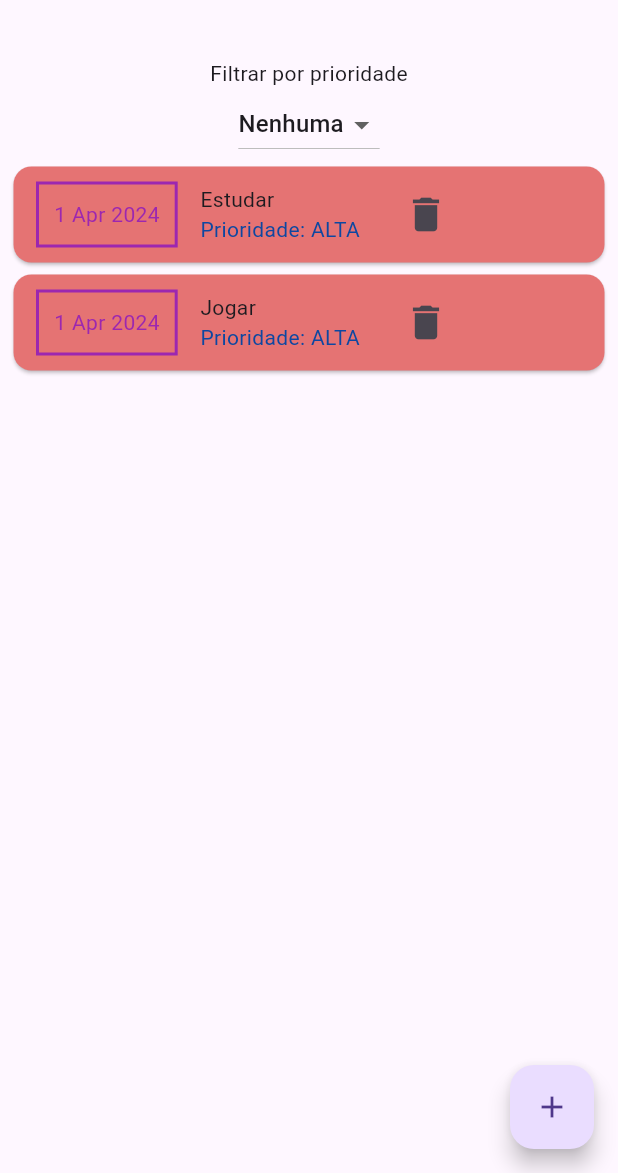
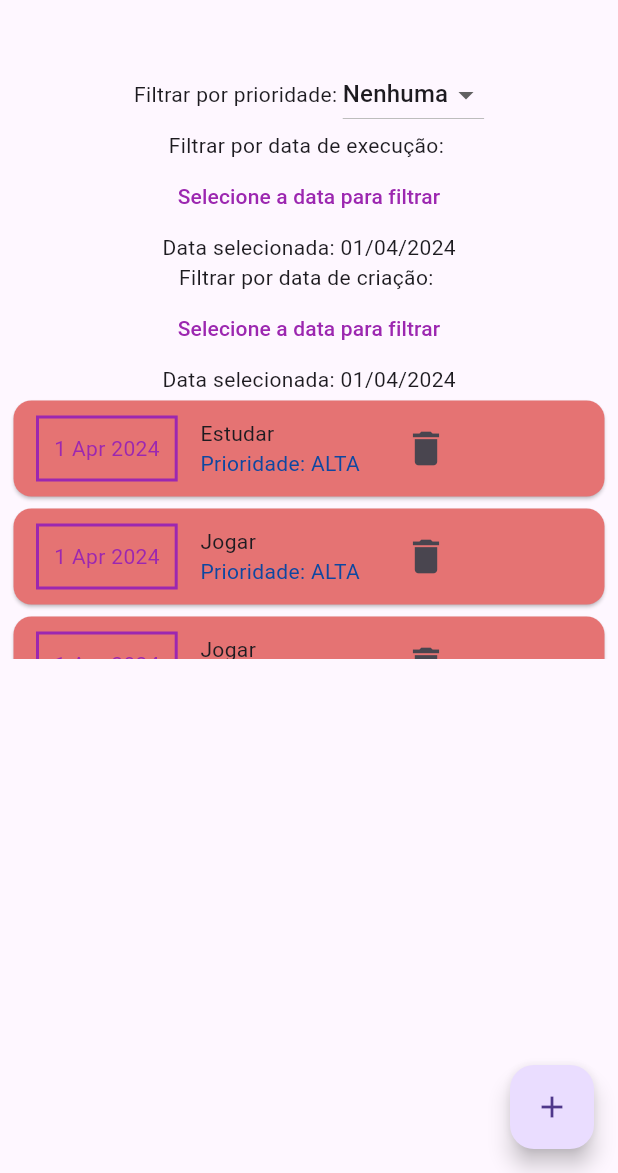
Before and after one commit to Albert1616/DEV-MOBILE, a Flutter app: the screen it shows after launch, on a phone screen of 412 x 824 dp, the part 63-1236 px from its top. Run offline on Flutter 3.47's test engine with Material 3 defaults, Android fonts, the light colour scheme and no system bars.

Commit message:
feat: filtragem por data de execução e criação; aplicativo finalizado

```diff
--- a/f02_todo_list/lib/components/lista_tarefa.dart
+++ b/f02_todo_list/lib/components/lista_tarefa.dart
@@ -22,6 +22,13 @@ class ListaTarefa extends StatefulWidget {
 
 class _ListaTarefaState extends State<ListaTarefa> {
   String _prioridadeSelecionada = "Nenhuma";
+  String _filtro = "Nenhuma";
+  DateTime _dataSelecionada = DateTime.now();
+  DateTime _dataCricaoSelecionada = DateTime.now();
+
+  void initialState() {
+    super.initState();
+  }
 
   _corPrioridade(Prioridade priorirade) {
     switch (priorirade) {
@@ -58,18 +65,22 @@ class _ListaTarefaState extends State<ListaTarefa> {
                       _deleteTarefa(id);
                       Navigator.pop(context);
                     },
-                          child: Text("Confirmar")),
+                    child: Text("Confirmar"),
+                  ),
                   SizedBox(width: 15),
                   ElevatedButton(
                     onPressed: () {
                       Navigator.pop(context);
                     },
-                          child: Text("Cancelar")),
+                    child: Text("Cancelar"),
+                  ),
                 ],
-                  )
-                ]),
+              ),
+            ],
+          ),
         );
-        });
+      },
+    );
   }
 
   _deleteTarefa(String id) {
@@ -93,18 +104,70 @@ class _ListaTarefaState extends State<ListaTarefa> {
     widget.onUpdate(widget.listaTarefas);
   }
 
-  _filtrarPrioridade(String prioridade) {
+  _filtrarPrioridade(String tipo, String prioridade) {
+    List<Tarefa> tarefas_filtradas = [];
+    switch (tipo) {
+      case "Prioridade":
+        tarefas_filtradas = [];
         if (prioridade == "Nenhuma") {
           return widget.listaTarefas;
         } else {
-      List<Tarefa> tarefas_filtradas = [];
           for (Tarefa tarefa in widget.listaTarefas) {
             if (tarefa.prioridade.toString().split(".").last == prioridade) {
               tarefas_filtradas.add(tarefa);
             }
           }
+        }
+        break;
+      case "data":
+        tarefas_filtradas = [];
+        for (Tarefa tarefa in widget.listaTarefas) {
+          if (tarefa.data.year == _dataSelecionada.year &&
+              tarefa.data.month == _dataSelecionada.month &&
+              tarefa.data.day == _dataSelecionada.day) {
+            tarefas_filtradas.add(tarefa);
+          }
+        }
+        break;
+      case "dataCriacao":
+        tarefas_filtradas = [];
+        for (Tarefa tarefa in widget.listaTarefas) {
+          if (tarefa.data.year == _dataCricaoSelecionada.year &&
+              tarefa.data.month == _dataCricaoSelecionada.month &&
+              tarefa.data.day == _dataCricaoSelecionada.day) {
+            tarefas_filtradas.add(tarefa);
+          }
+        }
+        break;
+      case "Nenhuma":
+        tarefas_filtradas = widget.listaTarefas;
+    }
     return tarefas_filtradas.isNotEmpty ? tarefas_filtradas : [];
   }
+
+  _showDatePicker(String dataTipo) {
+    showDatePicker(
+            context: context,
+            initialDate: DateTime.now(),
+            firstDate: DateTime(2024),
+            lastDate: DateTime(2025))
+        .then((pickedDate) {
+      if (pickedDate == null) {
+        return;
+      }
+      if (dataTipo == "dataExecucao") {
+        setState(() {
+          _dataSelecionada = pickedDate;
+          _filtro = "data";
+        });
+        _filtrarPrioridade("data", _dataSelecionada.toString());
+      } else if (dataTipo == "dataCriacao") {
+        setState(() {
+          _dataCricaoSelecionada = pickedDate;
+          _filtro = "dataCriacao";
+        });
+      }
+    });
   }
 
   _detalhesTarefa(Tarefa tarefa) {
@@ -114,50 +177,84 @@ class _ListaTarefaState extends State<ListaTarefa> {
         builder: (_) => TarefaDetalhes(
           tarefa: tarefa,
           onDelete: _deleteTarefa,
-                onUpdate: _updateTarefa)));
+          onUpdate: _updateTarefa,
+        ),
+      ),
+    );
   }
 
   @override
   Widget build(BuildContext context) {
     return Container(
-      height: 300,
+      height: 400,
       child: Column(
         children: [
-          Text("Filtrar por prioridade"),
+          Row(
+            mainAxisAlignment: MainAxisAlignment.center,
+            children: [
+              Text("Filtrar por prioridade: "),
               DropdownButton<String>(
                 value: _prioridadeSelecionada,
                 items: [
                   DropdownMenuItem(
                     child: Text("Nenhuma"),
                     value: "Nenhuma",
-                  onTap: () => {_filtrarPrioridade("Nenhuma")}),
+                    onTap: () => {_filtrarPrioridade("Prioridade", "Nenhuma")},
+                  ),
                   DropdownMenuItem(
                     child: Text("BAIXA"),
                     value: "BAIXA",
-                  onTap: () => {_filtrarPrioridade("BAIXA")}),
+                    onTap: () => {_filtrarPrioridade("Prioridade", "BAIXA")},
+                  ),
                   DropdownMenuItem(
                     child: Text("NORMAL"),
                     value: "NORMAL",
-                  onTap: () => {_filtrarPrioridade("NORMAL")}),
+                    onTap: () => {_filtrarPrioridade("Prioridade", "NORMAL")},
+                  ),
                   DropdownMenuItem(
                     child: Text("ALTA"),
                     value: "ALTA",
-                  onTap: () => {_filtrarPrioridade("ALTA")})
+                    onTap: () => {_filtrarPrioridade("Prioridade", "ALTA")},
+                  ),
                 ],
                 onChanged: (String? prioridade) {
                   setState(() {
                     _prioridadeSelecionada = prioridade!;
+                    _filtro = "Prioridade";
                   });
                 },
+              )
+            ],
+          ),
+          Column(
+            children: [
+              Text("Filtrar por data de execução: "),
+              TextButton(
+                  onPressed: () => {_showDatePicker("dataExecucao")},
+                  child: Text("Selecione a data para filtrar")),
+              Text(
+                  "Data selecionada: ${DateFormat('dd/MM/yyyy').format(_dataSelecionada)}")
+            ],
+          ),
+          Column(
+            children: [
+              Text("Filtrar por data de criação: "),
+              TextButton(
+                  onPressed: () => {_showDatePicker("dataCriacao")},
+                  child: Text("Selecione a data para filtrar")),
+              Text(
+                  "Data selecionada: ${DateFormat('dd/MM/yyyy').format(_dataCricaoSelecionada)}")
+            ],
           ),
           Expanded(
             child: widget.listaTarefas.length > 0
                 ? ListView.builder(
                     itemCount:
-                        _filtrarPrioridade(_prioridadeSelecionada).length,
+                        _filtrarPrioridade(_filtro, _prioridadeSelecionada)
+                            .length,
                     itemBuilder: (context, index) {
-                      final tarefa =
-                          _filtrarPrioridade(_prioridadeSelecionada)[index];
+                      final tarefa = _filtrarPrioridade(
+                          _filtro, _prioridadeSelecionada)[index];
                       return GestureDetector(
                         onTap: (() => {_detalhesTarefa(tarefa)}),
                         child: Card(
@@ -211,7 +308,10 @@ class _ListaTarefaState extends State<ListaTarefa> {
                                 iconSize: 30,
                                 onPressed: () {
                                   _modelDeleteTarefa(
-                                      context, tarefa.id, tarefa.titulo);
+                                    context,
+                                    tarefa.id,
+                                    tarefa.titulo,
+                                  );
                                 },
                                 icon: Icon(Icons.delete),
                               ),
--- a/f02_todo_list/lib/main.dart
+++ b/f02_todo_list/lib/main.dart
@@ -33,6 +33,20 @@ class _MyHomePageState extends State<MyHomePage> {
     Tarefa(
         id: 't0',
         titulo: 'Estudar',
+        descricao: "descricao",
+        comentarios: "comentarios",
+        prioridade: Prioridade.ALTA,
+        data: DateTime.now()),
+    Tarefa(
+        id: 't1',
+        titulo: 'Jogar',
+        descricao: "descricao",
+        comentarios: "comentarios",
+        prioridade: Prioridade.ALTA,
+        data: DateTime.now()),
+    Tarefa(
+        id: 't1',
+        titulo: 'Jogar',
         descricao: "descricao",
         comentarios: "comentarios",
         prioridade: Prioridade.ALTA,
```
Also changed, not shown: f02_todo_list/lib/components/form_tarefa.dart (+10 -3 lines). Lines whose indentation alone changed are shown as unchanged.
